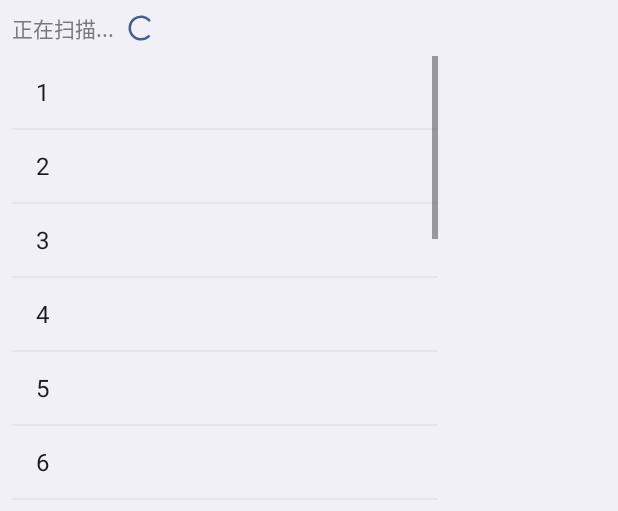
After one commit to ailearncoder/AmazingDrum, an Android app: the layout activity_device_select.xml on its own in the app's theme, with its tools: preview values and no code run, on a phone screen of 412 x 824 dp. The commit adds this screen. Shown: the top 511 px of the screen. Run offline under Robolectric (Android 15) with nearby library versions, the phone set to English and light mode, and no system bars.

Commit message:
完善蓝牙连接功能

```diff
--- a/app/src/main/AndroidManifest.xml
+++ b/app/src/main/AndroidManifest.xml
@@ -32,7 +32,11 @@
         </activity>
         <activity android:name=".activity.RoomActivity" />
         <activity android:name=".activity.JoinActivity" />
-        <activity android:name=".activity.PlayActivity"></activity>
+        <activity android:name=".activity.PlayActivity" />
+        <activity
+            android:name=".activity.DeviceSelectActivity"
+            android:label="选择拨片"
+            android:theme="@android:style/Theme.DeviceDefault.Light.Dialog"></activity>
     </application>
 
 </manifest>
--- a/app/src/main/java/com/example/panpan/amazingdrum/MainActivity.java
+++ b/app/src/main/java/com/example/panpan/amazingdrum/MainActivity.java
@@ -31,7 +31,6 @@ import android.widget.ListView;
 import android.widget.SimpleAdapter;
 import android.widget.Toast;
 
-import java.lang.reflect.Array;
 import java.util.ArrayList;
 
 public class MainActivity extends AppCompatActivity
@@ -54,7 +53,7 @@ public class MainActivity extends AppCompatActivity
             String name = device.getName();
             String addr = device.getAddress();
             int rssi = result.getRssi();
-            if ("AeroBand".equals(name)) {
+            if ("AeroBand".equals(name)&&rssi>-50) {
                 if (address.containsKey(addr)) {
                     //listData.set(address.get(addr), "name:" + name + "\naddr:" + addr + "\nrssi:" + rssi + "dBm");
                     ArrayMap<String, String> arrayMap = address.get(addr);
@@ -190,7 +189,6 @@ public class MainActivity extends AppCompatActivity
                     BleLink bleLink = new BleLink(MainActivity.this);
                     bleLink.setBleListener(MainActivity.this);
                     bleLink.id = bleId.get(0);
-                    bleLink.setAddress(addr);
                     bleId.remove(0);
                     bleLinks.put(addr, bleLink);
                     bleLink.link(mBluetoothAdapter.getRemoteDevice(addr));
--- /dev/null
+++ b/app/src/main/res/layout/activity_device_select.xml
@@ -0,0 +1,44 @@
+<?xml version="1.0" encoding="utf-8"?>
+<android.support.constraint.ConstraintLayout xmlns:android="http://schemas.android.com/apk/res/android"
+    xmlns:app="http://schemas.android.com/apk/res-auto"
+    xmlns:tools="http://schemas.android.com/tools"
+    android:layout_width="300dp"
+    android:layout_height="wrap_content"
+    tools:context="com.example.panpan.amazingdrum.activity.DeviceSelectActivity">
+
+    <TextView
+        android:id="@+id/textView1"
+        android:layout_width="wrap_content"
+        android:layout_height="wrap_content"
+        android:layout_marginLeft="8dp"
+        android:layout_marginTop="8dp"
+        android:text="正在扫描..."
+        app:layout_constraintLeft_toLeftOf="parent"
+        app:layout_constraintTop_toTopOf="parent" />
+
+    <ProgressBar
+        android:id="@+id/progressBar"
+        style="?android:attr/progressBarStyle"
+        android:layout_width="20dp"
+        android:layout_height="20dp"
+        android:layout_marginBottom="0dp"
+        android:layout_marginLeft="8dp"
+        android:layout_marginTop="8dp"
+        app:layout_constraintBottom_toBottomOf="@+id/textView1"
+        app:layout_constraintLeft_toRightOf="@+id/textView1"
+        app:layout_constraintTop_toTopOf="parent" />
+
+    <ListView
+        android:id="@+id/listView"
+        android:layout_width="0dp"
+        android:layout_height="300dp"
+        android:layout_marginBottom="8dp"
+        android:layout_marginLeft="8dp"
+        android:layout_marginRight="8dp"
+        android:layout_marginTop="8dp"
+        android:entries="@array/test_list"
+        app:layout_constraintBottom_toBottomOf="parent"
+        app:layout_constraintLeft_toLeftOf="parent"
+        app:layout_constraintRight_toRightOf="parent"
+        app:layout_constraintTop_toBottomOf="@+id/textView1" />
+</android.support.constraint.ConstraintLayout>
--- a/app/src/main/res/layout/activity_join.xml
+++ b/app/src/main/res/layout/activity_join.xml
@@ -48,7 +48,7 @@
         android:layout_marginRight="8dp"
         android:layout_marginTop="-1dp"
         android:inputType="textPersonName"
-        android:text="森哥"
+        android:text="玩家"
         app:layout_constraintLeft_toRightOf="@+id/textView2"
         app:layout_constraintRight_toRightOf="parent"
         app:layout_constraintTop_toBottomOf="@+id/edit_room" />
```
Also changed, not shown: app/src/main/java/com/example/panpan/amazingdrum/BleLink.java (+23 -11 lines), app/src/main/java/com/example/panpan/amazingdrum/activity/DeviceSelectActivity.java (added, +98 -0 lines), app/src/main/java/com/example/panpan/amazingdrum/activity/JoinActivity.java (+10 -1 lines), app/src/main/java/com/example/panpan/amazingdrum/activity/PlayActivity.java (+104 -3 lines), app/src/main/java/com/example/panpan/amazingdrum/activity/RoomActivity.java (+10 -2 lines), app/src/main/res/layout/activity_play.xml (+19 -0 lines).
